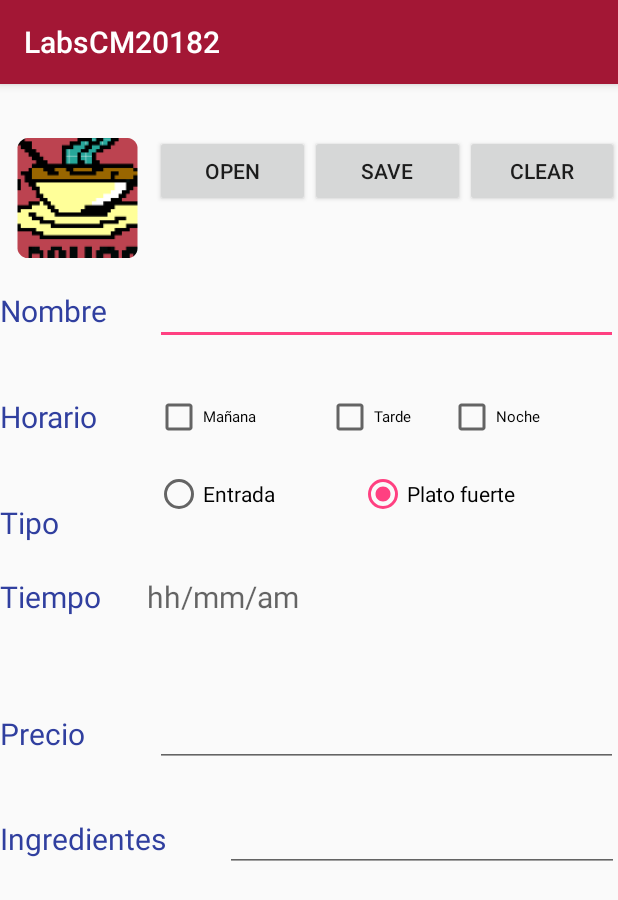
After one commit to anamariaagudelo/LabsCM20182-Gr03, an Android app: the FoodsActivity screen opened directly, with no data from a screen before it, on a phone screen of 412 x 824 dp. The commit adds this screen. Shown: the top 900 px of the screen. Run offline under Robolectric (Android 15) with nearby library versions, the phone set to English and light mode, and no system bars.

Commit message:
Un poco mas de los puntos B y C.

```diff
--- a/Lab1-UI/src/main/AndroidManifest.xml
+++ b/Lab1-UI/src/main/AndroidManifest.xml
@@ -5,7 +5,7 @@
     <application
         android:allowBackup="true"
         android:icon="@mipmap/ic_launcher"
-        android:label="@string/INICIO"
+        android:label="@string/app_name"
         android:roundIcon="@mipmap/ic_launcher_round"
         android:supportsRtl="true"
         android:theme="@style/AppTheme">
--- /dev/null
+++ b/Lab1-UI/src/main/java/co/ude/copumovil/gr03_20182/lab1/DrinksActivity.java
@@ -0,0 +1,13 @@
+package co.ude.copumovil.gr03_20182.lab1;
+
+import android.support.v7.app.AppCompatActivity;
+import android.os.Bundle;
+
+public class DrinksActivity extends AppCompatActivity {
+
+    @Override
+    protected void onCreate(Bundle savedInstanceState) {
+        super.onCreate(savedInstanceState);
+        setContentView(R.layout.activity_drinks);
+    }
+}
--- /dev/null
+++ b/Lab1-UI/src/main/java/co/ude/copumovil/gr03_20182/lab1/FoodsActivity.java
@@ -0,0 +1,13 @@
+package co.ude.copumovil.gr03_20182.lab1;
+
+import android.support.v7.app.AppCompatActivity;
+import android.os.Bundle;
+
+public class FoodsActivity extends AppCompatActivity {
+
+    @Override
+    protected void onCreate(Bundle savedInstanceState) {
+        super.onCreate(savedInstanceState);
+        setContentView(R.layout.activity_foods);
+    }
+}
--- /dev/null
+++ b/Lab1-UI/src/main/res/layout/activity_drinks.xml
@@ -0,0 +1,9 @@
+<?xml version="1.0" encoding="utf-8"?>
+<android.support.constraint.ConstraintLayout xmlns:android="http://schemas.android.com/apk/res/android"
+    xmlns:app="http://schemas.android.com/apk/res-auto"
+    xmlns:tools="http://schemas.android.com/tools"
+    android:layout_width="match_parent"
+    android:layout_height="match_parent"
+    tools:context=".DrinksActivity">
+
+</android.support.constraint.ConstraintLayout>
--- /dev/null
+++ b/Lab1-UI/src/main/res/layout/activity_foods.xml
@@ -0,0 +1,350 @@
+<?xml version="1.0" encoding="utf-8"?>
+<LinearLayout xmlns:android="http://schemas.android.com/apk/res/android"
+    xmlns:app="http://schemas.android.com/apk/res-auto"
+    xmlns:tools="http://schemas.android.com/tools"
+    android:layout_width="match_parent"
+    android:layout_height="match_parent"
+    tools:context=".FoodsActivity"
+    android:orientation="vertical"
+    android:theme="@style/AppTheme">
+
+
+    <LinearLayout
+        android:layout_width="match_parent"
+        android:layout_height="match_parent"
+        android:layout_weight="0.3"
+        android:orientation="vertical">
+        <LinearLayout
+            android:layout_width="match_parent"
+            android:layout_height="match_parent"
+            android:layout_weight="0.280"
+            android:orientation="horizontal">
+            <LinearLayout
+                android:layout_width="match_parent"
+                android:layout_height="match_parent"
+                android:layout_weight="0.9">
+
+                <ImageView
+                    android:id="@+id/imageVew_food"
+                    android:layout_width="match_parent"
+                    android:layout_height="80dp"
+                    android:layout_gravity="end|bottom"
+                    android:layout_weight="1"
+                    android:src="@mipmap/ic_launcher" />
+            </LinearLayout>
+
+            <LinearLayout
+                android:layout_width="match_parent"
+                android:layout_height="match_parent"
+                android:layout_weight="0.3">
+
+                <Button
+                    android:id="@+id/button_select"
+                    android:layout_width="match_parent"
+                    android:layout_height="wrap_content"
+                    android:layout_gravity="center_vertical"
+                    android:layout_weight="1"
+                    android:onClick="onClickImage"
+                    android:text="@string/OPEN" />
+
+                <Button
+                    android:id="@+id/button_save"
+                    android:layout_width="match_parent"
+                    android:layout_height="wrap_content"
+                    android:layout_gravity="center_vertical"
+                    android:layout_weight="1"
+                    android:text="@string/SAVE"
+                    android:onClick="onClick"/>
+
+                <Button
+                    android:id="@+id/button_clear"
+                    android:layout_width="match_parent"
+                    android:layout_height="wrap_content"
+                    android:layout_gravity="center_vertical"
+                    android:layout_weight="1"
+                    android:text="@string/CLEAR" />
+            </LinearLayout>
+        </LinearLayout>
+        <LinearLayout
+            android:layout_width="match_parent"
+            android:layout_height="match_parent"
+            android:layout_weight="0.31"
+            android:orientation="horizontal">
+            <LinearLayout
+                android:layout_width="match_parent"
+                android:layout_height="match_parent"
+                android:layout_weight="0.6">
+
+                <TextView
+                    android:id="@+id/textVew_name"
+                    android:layout_width="match_parent"
+                    android:layout_height="match_parent"
+                    android:gravity="center_vertical"
+                    android:text="@string/TextVName"
+                    android:textColor="@color/colorPrimaryDark"
+                    android:textSize="20dp"
+                    tools:ignore="HardcodedText" />
+
+            </LinearLayout>
+            <LinearLayout
+                android:layout_width="match_parent"
+                android:layout_height="match_parent"
+                android:layout_weight="0.2">
+
+                <EditText
+                    android:id="@+id/ediTex_name"
+                    android:layout_width="match_parent"
+                    android:layout_height="wrap_content"
+                    android:layout_gravity="center"
+                    android:inputType="textCapWords"/>
+            </LinearLayout>
+
+
+        </LinearLayout>
+
+        <LinearLayout
+            android:layout_width="match_parent"
+            android:layout_height="match_parent"
+            android:layout_weight="0.31"
+            android:orientation="horizontal"
+            android:visibility="visible">
+
+            <LinearLayout
+                android:layout_width="match_parent"
+                android:layout_height="match_parent"
+                android:layout_weight="0.6">
+
+                <TextView
+                    android:id="@+id/texVew_schedule"
+                    android:layout_width="match_parent"
+                    android:layout_height="match_parent"
+                    android:gravity="center_vertical"
+                    android:text="@string/TextVScheduler"
+                    android:textColor="@color/colorPrimaryDark"
+                    android:textSize="20dp"
+                    tools:ignore="HardcodedText"/>
+
+            </LinearLayout>
+
+            <LinearLayout
+                android:layout_width="match_parent"
+                android:layout_height="match_parent"
+                android:layout_weight="0.2"
+                android:orientation="horizontal">
+
+                <LinearLayout
+                    android:layout_width="match_parent"
+                    android:layout_height="match_parent"
+                    android:layout_weight="0.3">
+
+                    <CheckBox
+                        android:id="@+id/checkBox_morning"
+                        android:layout_width="match_parent"
+                        android:layout_height="match_parent"
+                        android:text="@string/CheckBoxMorning"
+                        android:textSize="10dp" />
+
+                </LinearLayout>
+
+                <LinearLayout
+                    android:layout_width="match_parent"
+                    android:layout_height="match_parent"
+                    android:layout_weight="0.35">
+
+                    <CheckBox
+                        android:id="@+id/checkBox_afternoon"
+                        android:layout_width="match_parent"
+                        android:layout_height="match_parent"
+                        android:text="@string/CheckBoxAfternoon"
+                        android:textSize="10dp" />
+
+                </LinearLayout>
+
+                <LinearLayout
+                    android:layout_width="match_parent"
+                    android:layout_height="match_parent"
+                    android:layout_weight="0.3">
+
+                    <CheckBox
+                        android:id="@+id/checkBox_nigth"
+                        android:layout_width="match_parent"
+                        android:layout_height="match_parent"
+                        android:text="@string/CheckBoxNight"
+                        android:textSize="10dp" />
+
+
+                </LinearLayout>
+
+            </LinearLayout>
+
+        </LinearLayout>
+        <LinearLayout
+            android:layout_width="match_parent"
+            android:layout_height="match_parent"
+            android:layout_weight="0.31"
+            android:orientation="horizontal">
+            <LinearLayout
+                android:layout_width="match_parent"
+                android:layout_height="match_parent"
+                android:layout_weight="0.6">
+
+                <TextView
+                    android:id="@+id/textView_type"
+                    android:layout_width="105dp"
+                    android:layout_height="match_parent"
+                    android:gravity="center_vertical"
+                    android:text="@string/TextVType"
+                    android:textColor="@color/colorPrimaryDark"
+                    android:textSize="20dp" />
+            </LinearLayout>
+            <LinearLayout
+                android:layout_width="match_parent"
+                android:layout_height="match_parent"
+                android:layout_weight="0.2"
+                android:orientation="horizontal">
+
+                <RadioGroup xmlns:android="http://schemas.android.com/apk/res/android"
+                    android:id="@+id/options"
+                    android:layout_width="match_parent"
+                    android:layout_height="match_parent"
+                    android:gravity="left"
+                    android:orientation="horizontal">
+
+                    <RadioButton
+                        android:id="@+id/radioButton_starers"
+                        android:layout_width="136dp"
+                        android:layout_height="wrap_content"
+                        android:checked="false"
+                        android:text="@string/TextVStarters" />
+
+                    <RadioButton
+                        android:id="@+id/radioButton_main_dish"
+                        android:layout_width="136dp"
+                        android:layout_height="wrap_content"
+                        android:layout_marginRight="50dp"
+                        android:checked="true"
+                        android:text="@string/Maindish" />
+                </RadioGroup>
+
+            </LinearLayout>
+
+
+        </LinearLayout>
+        <LinearLayout
+            android:layout_width="match_parent"
+            android:layout_height="match_parent"
+            android:layout_weight="0.31"
+            android:orientation="horizontal">
+
+
+            <LinearLayout
+                android:layout_width="match_parent"
+                android:layout_height="match_parent"
+                android:layout_weight="0.2"
+                android:orientation="horizontal">
+
+                <TextView
+                    android:layout_width="98dp"
+                    android:layout_height="match_parent"
+                    android:onClick="showTimePickerDialog"
+                    android:text="@string/TextVTime"
+                    android:textColor="@color/colorPrimaryDark"
+                    android:textSize="20dp"
+                    tools:ignore="OnClick" />
+
+                <TextView
+                    android:id="@+id/time"
+                    android:layout_width="match_parent"
+                    android:layout_height="match_parent"
+                    android:hint="hh/mm/am"
+                    android:textColor="@color/colorPrimaryDark"
+                    android:textSize="20sp" />
+
+                <TimePicker
+                    android:id="@+id/timePicker"
+                    android:layout_width="wrap_content"
+                    android:layout_height="wrap_content" />
+
+            </LinearLayout>
+        </LinearLayout>
+        <LinearLayout
+            android:layout_width="match_parent"
+            android:layout_height="match_parent"
+            android:layout_weight="0.31"
+            android:orientation="horizontal">
+
+            <LinearLayout
+                android:layout_width="match_parent"
+                android:layout_height="match_parent"
+                android:layout_weight="0.6">
+
+                <TextView
+                    android:id="@+id/textView_price"
+                    android:layout_width="match_parent"
+                    android:layout_height="match_parent"
+                    android:gravity="center_vertical"
+                    android:text="@string/TextVPrice"
+                    android:textColor="@color/colorPrimaryDark"
+                    android:textSize="20dp"
+                    tools:ignore="HardcodedText" />
+            </LinearLayout>
+            <LinearLayout
+                android:layout_width="match_parent"
+                android:layout_height="match_parent"
+                android:layout_weight="0.2">
+
+                <EditText
+                    android:id="@+id/ediText_price"
+                    android:layout_width="match_parent"
+                    android:layout_height="wrap_content"
+                    android:layout_gravity="center"
+                    android:inputType="numberDecimal" />
+
+            </LinearLayout>
+        </LinearLayout>
+        <LinearLayout
+            android:layout_width="match_parent"
+            android:layout_height="match_parent"
+            android:layout_weight="0.31">
+            android:orientation="horizontal">
+
+            <LinearLayout
+                android:layout_width="match_parent"
+                android:layout_height="match_parent"
+                android:layout_weight="0.7">
+
+                <TextView
+                    android:id="@+id/textView_ingredients"
+                    android:layout_width="match_parent"
+                    android:layout_height="match_parent"
+                    android:gravity="center_vertical"
+                    android:text="@string/TextVIngredients"
+                    android:textColor="@color/colorPrimaryDark"
+                    android:textSize="20dp"
+                    tools:ignore="HardcodedText" />
+            </LinearLayout>
+            <LinearLayout
+                android:layout_width="match_parent"
+                android:layout_height="match_parent"
+                android:layout_weight="0.4">
+
+                <EditText
+                    android:id="@+id/ediText_ingredients"
+                    android:layout_width="match_parent"
+                    android:layout_height="wrap_content"
+                    android:layout_gravity="center" />
+
+            </LinearLayout>
+        </LinearLayout>
+    </LinearLayout>
+    <LinearLayout
+        android:layout_width="match_parent"
+        android:layout_height="match_parent"
+        android:layout_weight="0.7">
+
+        <TextView
+            android:id="@+id/textView_adds"
+            android:layout_width="match_parent"
+            android:layout_height="match_parent" />
+    </LinearLayout>
+</LinearLayout>
--- a/Lab1-UI/src/main/res/layout/activity_main.xml
+++ b/Lab1-UI/src/main/res/layout/activity_main.xml
@@ -19,7 +19,7 @@
         android:layout_marginTop="16dp"
         android:layout_weight="1"
         android:background="#9e0936"
-        android:text="@string/Comidas"
+        android:text="@string/buttonFood"
         app:layout_constraintBottom_toTopOf="@+id/buttonDrink"
         app:layout_constraintEnd_toEndOf="parent"
         app:layout_constraintHorizontal_bias="0.0"
@@ -40,7 +40,7 @@
         android:layout_marginTop="16dp"
         android:layout_weight="1"
         android:background="#9e0936"
-        android:text="@string/Bebidas"
+        android:text="@string/buttonDrinks"
         app:layout_constraintBottom_toBottomOf="parent"
         app:layout_constraintEnd_toEndOf="parent"
         app:layout_constraintHorizontal_bias="0.0"
--- a/Lab1-UI/src/main/res/values/strings.xml
+++ b/Lab1-UI/src/main/res/values/strings.xml
@@ -2,7 +2,21 @@
     <string name="app_name">LabsCM20182</string>
     <string name="INICIO">Inicio</string>
     <string name="IconoSplash_Screen">IconSplash_Screen</string>
-    <string name="Bebidas">NameDrinks</string>
-    <string name="Comidas">NameFood</string>
+    <string name="OPEN">Open</string>
+    <string name="SAVE">Save</string>
+    <string name="CLEAR">Clear</string>
+    <string name="TextVName">Nombre</string>
+    <string name="TextVScheduler">Horario</string>
+    <string name="TextVType">Tipo</string>
+    <string name="TextVTime">Tiempo</string>
+    <string name="TextVPrice">Precio</string>
+    <string name="TextVIngredients">Ingredientes</string>
+    <string name="TextVStarters">Entrada</string>
+    <string name="Maindish">Plato fuerte</string>
+    <string name="buttonFood">Comidas</string>
+    <string name="buttonDrinks">Bebidas</string>
+    <string name="CheckBoxMorning">Mañana</string>
+    <string name="CheckBoxAfternoon">Tarde</string>
+    <string name="CheckBoxNight">Noche</string>
 
 </resources>
```
